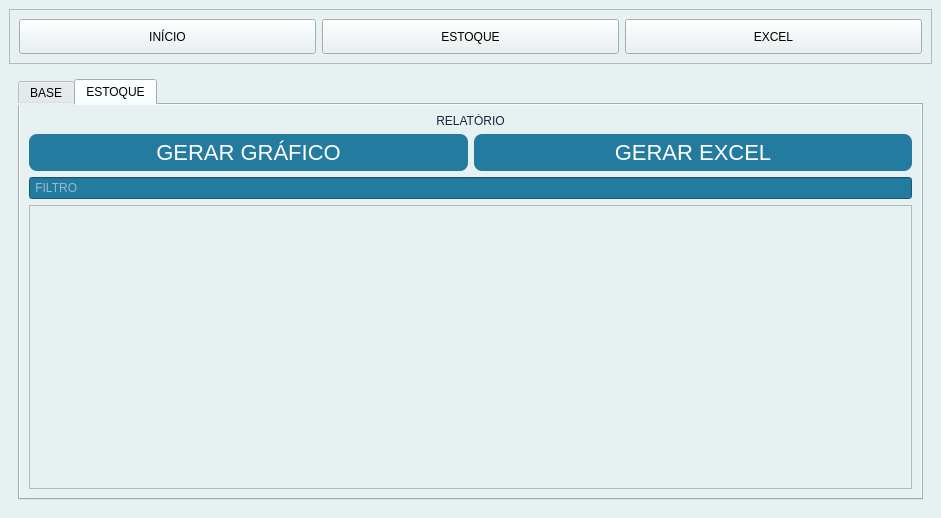
Raffael-Wagner/projeto_controle_de_estoque, file ui_main.ui: the form before one commit.
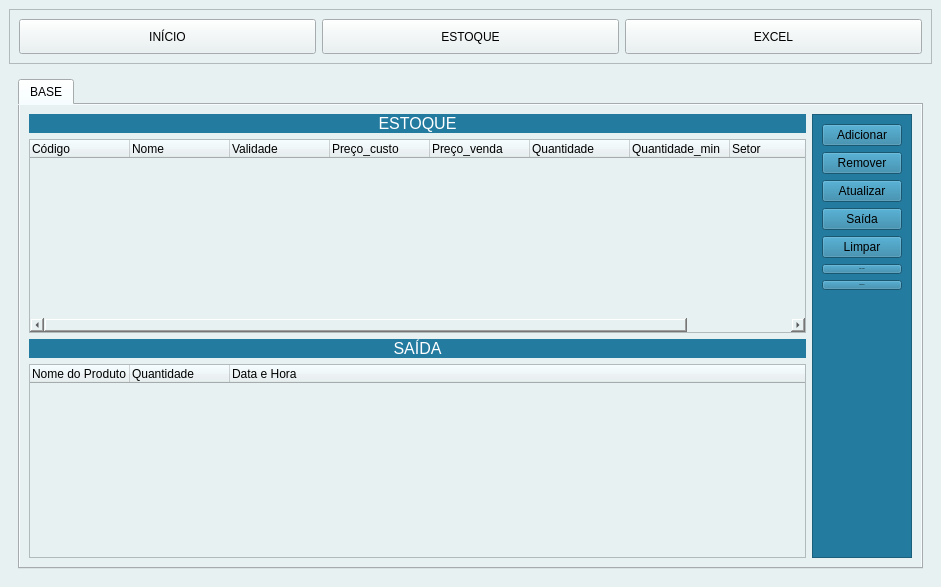
The form after the commit. The open tabs and pages were chosen to show the change. Icons and pictures are not drawn.

The edit to the form file:
```diff
--- a/ui_main.ui
+++ b/ui_main.ui
@@ -7,7 +7,7 @@
     <x>0</x>
     <y>0</y>
     <width>941</width>
-    <height>518</height>
+    <height>587</height>
    </rect>
   </property>
   <property name="windowTitle">
@@ -17,7 +17,7 @@
    <string notr="true">background-color:#e8f1f2;</string>
   </property>
   <widget class="QWidget" name="centralwidget">
-   <layout class="QVBoxLayout" name="verticalLayout">
+   <layout class="QVBoxLayout" name="verticalLayout_8">
     <item>
      <widget class="QFrame" name="frame">
       <property name="enabled">
@@ -111,7 +111,7 @@
     <item>
      <widget class="QStackedWidget" name="Pages">
       <property name="currentIndex">
-       <number>3</number>
+       <number>2</number>
       </property>
       <widget class="QWidget" name="pg_table">
        <layout class="QVBoxLayout" name="verticalLayout_7">
@@ -127,7 +127,7 @@
            <attribute name="title">
             <string>BASE</string>
            </attribute>
-           <layout class="QVBoxLayout" name="verticalLayout_8">
+           <layout class="QVBoxLayout" name="verticalLayout">
             <item>
              <layout class="QHBoxLayout" name="horizontalLayout_2">
               <item>
@@ -275,9 +275,10 @@
                    <property name="styleSheet">
                     <string notr="true">QPushButton{
    color: black;
-   border-radius: 3px;
+   border-radius: 8px;
    font-size: 16px;
    background-color: #FFF;
+padding: 5px;
 }
 
 QPushButton:hover{background-color: rgb(170,255,255); color:black}
@@ -293,9 +294,10 @@
                    <property name="styleSheet">
                     <string notr="true">QPushButton{
    color: black;
-   border-radius: 3px;
+   border-radius: 5px;
    font-size: 16px;
    background-color: #FFF;
+padding: 5px;
 }
 
 QPushButton:hover{background-color: rgb(170,255,255); color:black}
@@ -311,9 +313,10 @@
                    <property name="styleSheet">
                     <string notr="true">QPushButton{
    color: black;
-   border-radius: 3px;
+   border-radius: 5px;
    font-size: 16px;
    background-color: #FFF;
+padding: 5px;
 }
 
 QPushButton:hover{background-color: rgb(170,255,255); color:black}
@@ -329,9 +332,10 @@
                    <property name="styleSheet">
                     <string notr="true">QPushButton{
    color: black;
-   border-radius: 3px;
+   border-radius: 5px;
    font-size: 16px;
    background-color: #FFF;
+padding: 5px;
 }
 
 QPushButton:hover{background-color: rgb(170,255,255); color:black}
@@ -342,32 +346,15 @@
                    </property>
                   </widget>
                  </item>
-                 <item>
-                  <widget class="QPushButton" name="btn_list">
-                   <property name="styleSheet">
-                    <string notr="true">QPushButton{
-   color: black;
-   border-radius: 3px;
-   font-size: 16px;
-   background-color: #FFF;
-}
-
-QPushButton:hover{background-color: rgb(170,255,255); color:black}
-,</string>
-                   </property>
-                   <property name="text">
-                    <string>Listar</string>
-                   </property>
-                  </widget>
-                 </item>
                  <item>
                   <widget class="QPushButton" name="btn_limpar">
                    <property name="styleSheet">
                     <string notr="true">QPushButton{
    color: black;
-   border-radius: 3px;
+   border-radius: 5px;
    font-size: 16px;
    background-color: #FFF;
+padding: 5px;
 }
 
 QPushButton:hover{background-color: rgb(170,255,255); color:black}
@@ -378,6 +365,66 @@
                    </property>
                   </widget>
                  </item>
+                 <item>
+                  <widget class="QPushButton" name="btn_grafico">
+                   <property name="minimumSize">
+                    <size>
+                     <width>0</width>
+                     <height>0</height>
+                    </size>
+                   </property>
+                   <property name="font">
+                    <font>
+                     <pointsize>-1</pointsize>
+                    </font>
+                   </property>
+                   <property name="styleSheet">
+                    <string notr="true">QPushButton{
+   color: black;
+   border-radius: 5px;
+   font-size: 16px;
+   background-color: #FFF;
+padding: 5px;
+}
+
+QPushButton:hover{background-color: rgb(170,255,255); color:black}
+,</string>
+                   </property>
+                   <property name="text">
+                    <string>Gerar Gráfico</string>
+                   </property>
+                  </widget>
+                 </item>
+                 <item>
+                  <widget class="QPushButton" name="btn_gerar_excel">
+                   <property name="minimumSize">
+                    <size>
+                     <width>0</width>
+                     <height>0</height>
+                    </size>
+                   </property>
+                   <property name="font">
+                    <font>
+                     <pointsize>-1</pointsize>
+                    </font>
+                   </property>
+                   <property name="styleSheet">
+                    <string notr="true">QPushButton{
+   color: black;
+   border-radius: 5px;
+   font-size: 16px;
+   background-color: #FFF;
+padding: 5px;
+}
+
+QPushButton:hover{background-color: rgb(170,255,255); color:black}
+,</string>
+                   </property>
+                   <property name="text">
+                    <string>Salvar Excel</string>
+                   </property>
+                  </widget>
+                 </item>
                  <item>
                   <spacer name="verticalSpacer">
                    <property name="orientation">
@@ -398,114 +445,10 @@
             </item>
            </layout>
           </widget>
-          <widget class="QWidget" name="tab_2">
-           <attribute name="title">
-            <string>ESTOQUE</string>
-           </attribute>
-           <layout class="QVBoxLayout" name="verticalLayout_10">
-            <item alignment="Qt::AlignHCenter">
-             <widget class="QLabel" name="label_8">
-              <property name="styleSheet">
-               <string notr="true">font: 75 36pt &quot;MS Shell Dlg 2&quot;;
-color:#D3D3D3;</string>
-              </property>
-              <property name="text">
-               <string>&lt;html&gt;&lt;head/&gt;&lt;body&gt;&lt;p align=&quot;center&quot;&gt;&lt;span style=&quot; color:#13293d;&quot;&gt;RELATÓRIO&lt;/span&gt;&lt;/p&gt;&lt;/body&gt;&lt;/html&gt;</string>
-              </property>
-             </widget>
-            </item>
-            <item>
-             <layout class="QHBoxLayout" name="horizontalLayout_6">
-              <item>
-               <widget class="QPushButton" name="btn_grafico">
-                <property name="minimumSize">
-                 <size>
-                  <width>0</width>
-                  <height>37</height>
-                 </size>
-                </property>
-                <property name="font">
-                 <font>
-                  <pointsize>-1</pointsize>
-                 </font>
-                </property>
-                <property name="styleSheet">
-                 <string notr="true">QPushButton{
-   color: rgb(255, 255, 255);
-   border-radius: 8px;
-   font-size: 22px;
-   background-color: #247ba0;
-}
-
-QPushButton:hover{background-color: rgb(170,255,255); color:black}</string>
-                </property>
-                <property name="text">
-                 <string>GERAR GRÁFICO</string>
-                </property>
-               </widget>
-              </item>
-              <item>
-               <widget class="QPushButton" name="btn_gerar_excel">
-                <property name="minimumSize">
-                 <size>
-                  <width>0</width>
-                  <height>37</height>
-                 </size>
-                </property>
-                <property name="font">
-                 <font>
-                  <pointsize>-1</pointsize>
-                 </font>
-                </property>
-                <property name="styleSheet">
-                 <string notr="true">QPushButton{
-   color: rgb(255, 255, 255);
-   border-radius: 8px;
-   font-size: 22px;   
-   background-color: #247ba0;
-}
-
-QPushButton:hover{background-color: rgb(170,255,255); color:black}</string>
-                </property>
-                <property name="text">
-                 <string>GERAR EXCEL</string>
-                </property>
-               </widget>
-              </item>
-             </layout>
-            </item>
-            <item>
-             <widget class="QLineEdit" name="txt_filtro">
-              <property name="styleSheet">
-               <string notr="true">background-color: #247ba0;
-color: #fff;
-font: 16pt &quot;MS Shell Dlg 2&quot;;</string>
-              </property>
-              <property name="text">
-               <string/>
-              </property>
-              <property name="echoMode">
-               <enum>QLineEdit::NoEcho</enum>
-              </property>
-              <property name="placeholderText">
-               <string> FILTRO</string>
-              </property>
-             </widget>
-            </item>
-            <item>
-             <widget class="QTableView" name="tb_estoque"/>
-            </item>
-           </layout>
-          </widget>
          </widget>
         </item>
        </layout>
       </widget>
-      <widget class="QWidget" name="pg_pdf">
-       <property name="enabled">
-        <bool>true</bool>
-       </property>
-      </widget>
       <widget class="QWidget" name="pg_excel">
        <layout class="QVBoxLayout" name="verticalLayout_9">
         <item alignment="Qt::AlignHCenter">
```
